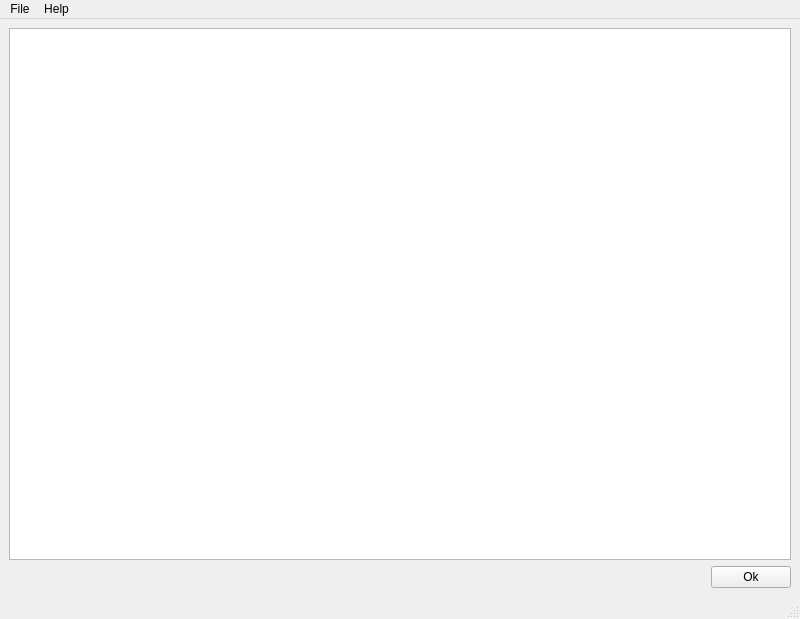
Qt form Git_Gui_Client/gui_main_window.ui (Dmytro-Dombrovskyi/Git_GUI_Client) before a commit.
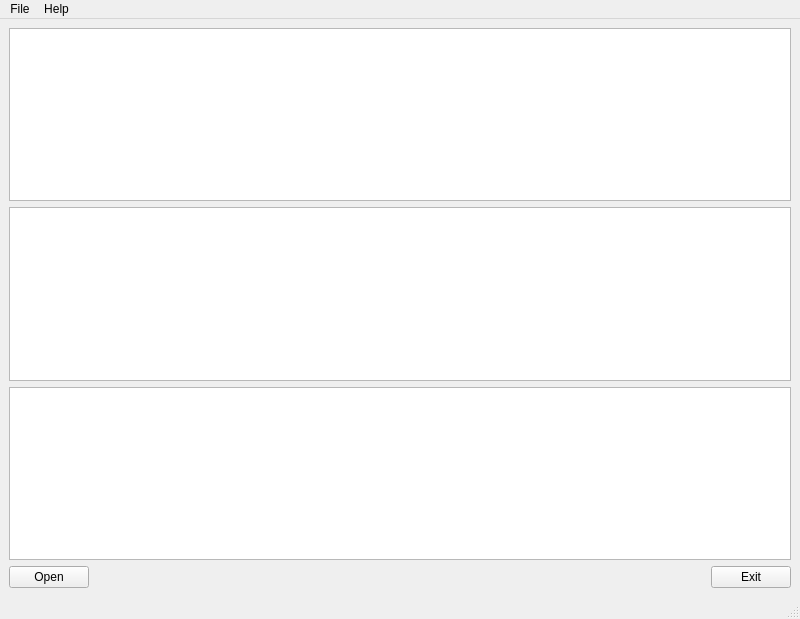
The same form after that commit. Icons and pictures are not drawn.

Commit message: add TextBrowser and TabelView to ui

What changed in the file:
```diff
--- a/Git_Gui_Client/gui_main_window.ui
+++ b/Git_Gui_Client/gui_main_window.ui
@@ -18,8 +18,21 @@
     <item>
      <widget class="QTableView" name="tableView"/>
     </item>
+    <item>
+     <widget class="QTextBrowser" name="textBrowser"/>
+    </item>
+    <item>
+     <widget class="QTableView" name="tableView_Files"/>
+    </item>
     <item>
      <layout class="QHBoxLayout" name="horizontalLayout">
+      <item>
+       <widget class="QPushButton" name="OpenButton">
+        <property name="text">
+         <string>Open</string>
+        </property>
+       </widget>
+      </item>
       <item>
        <spacer name="horizontalSpacer">
         <property name="orientation">
@@ -36,7 +49,7 @@
       <item>
        <widget class="QPushButton" name="OkButton">
         <property name="text">
-         <string>Ok</string>
+         <string>Exit</string>
         </property>
        </widget>
       </item>
```
Left out of the diff: 4 changed lines with no effect on the pictures. The commit also changes 1 other file.
